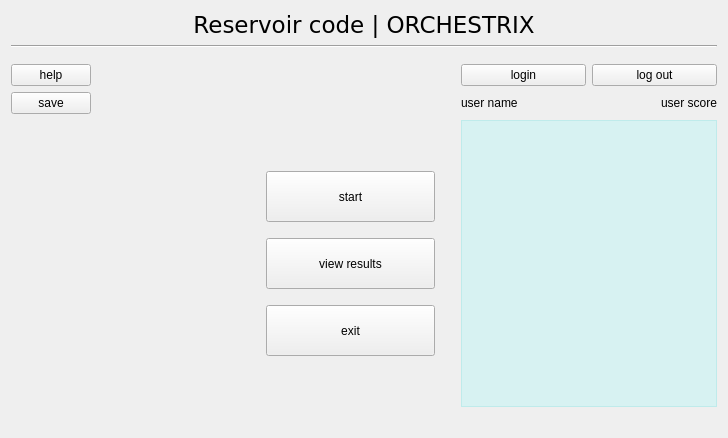
This is src/windows/uis/StartWindow.ui in ZulusK/orchestrix as Qt 5 draws it before an edit. The edited form follows.
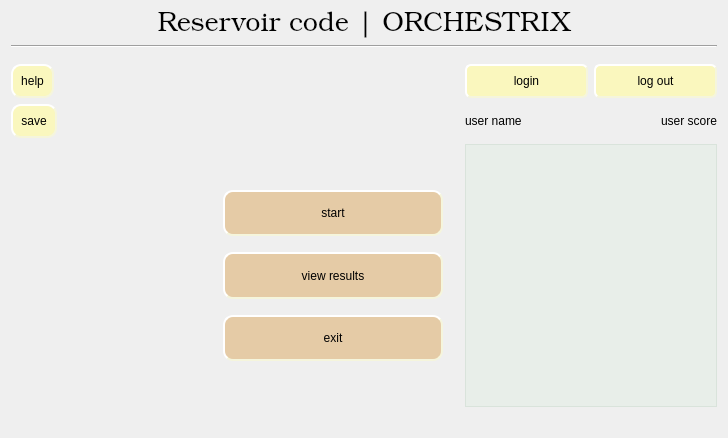
This is the edited form.

```diff
--- a/src/windows/uis/StartWindow.ui
+++ b/src/windows/uis/StartWindow.ui
@@ -33,6 +33,16 @@
             <verstretch>0</verstretch>
            </sizepolicy>
           </property>
+          <property name="styleSheet">
+           <string notr="true">background-color: rgb(250, 247, 190);
+ border-style: outset;
+ border-width: 2px;
+ border-radius: 10px;
+ border-color: beige;
+ min-width: 3em;
+ padding: 8px;
+font: 75 15pt &quot;URW Bookman L&quot;;</string>
+          </property>
           <property name="text">
            <string>help</string>
           </property>
@@ -66,10 +76,20 @@
             </property>
             <property name="minimumSize">
              <size>
-              <width>0</width>
+              <width>220</width>
               <height>40</height>
              </size>
             </property>
+            <property name="styleSheet">
+             <string notr="true">font: 75 15pt &quot;URW Bookman L&quot;;
+ background-color:rgb(229, 203, 166);
+ border-style: outset;
+ border-width: 2px;
+ border-radius: 10px;
+ border-color: beige;
+ min-width: 8em;
+ padding: 8px;</string>
+            </property>
             <property name="text">
              <string>start</string>
             </property>
@@ -101,10 +121,20 @@
             </property>
             <property name="minimumSize">
              <size>
-              <width>0</width>
+              <width>220</width>
               <height>40</height>
              </size>
             </property>
+            <property name="styleSheet">
+             <string notr="true">font: 75 15pt &quot;URW Bookman L&quot;;
+background-color: rgb(229, 203, 166);
+ border-style: outset;
+ border-width: 2px;
+ border-radius: 10px;
+ border-color: beige;
+ min-width: 8em;
+ padding: 8px;</string>
+            </property>
             <property name="text">
              <string>view results</string>
             </property>
@@ -136,10 +166,20 @@
             </property>
             <property name="minimumSize">
              <size>
-              <width>0</width>
+              <width>220</width>
               <height>40</height>
              </size>
             </property>
+            <property name="styleSheet">
+             <string notr="true">font: 75 15pt &quot;URW Bookman L&quot;;
+background-color: rgb(229, 203, 166);
+ border-style: outset;
+ border-width: 2px;
+ border-radius: 10px;
+ border-color: beige;
+ min-width: 8em;
+ padding: 8px;</string>
+            </property>
             <property name="text">
              <string>exit</string>
             </property>
@@ -173,6 +213,9 @@
               <verstretch>0</verstretch>
              </sizepolicy>
             </property>
+            <property name="styleSheet">
+             <string notr="true">font: 75 13pt &quot;URW Bookman L&quot;;</string>
+            </property>
             <property name="text">
              <string>user name</string>
             </property>
@@ -186,6 +229,9 @@
               <verstretch>0</verstretch>
              </sizepolicy>
             </property>
+            <property name="styleSheet">
+             <string notr="true">font: 75 13pt &quot;URW Bookman L&quot;;</string>
+            </property>
             <property name="text">
              <string>user score</string>
             </property>
@@ -209,6 +255,17 @@
               <verstretch>0</verstretch>
              </sizepolicy>
             </property>
+            <property name="styleSheet">
+             <string notr="true">font: 75 15pt &quot;URW Bookman L&quot;;
+background-color:  rgb(250, 247, 190);
+ border-style: outset;
+ border-width: 2px;
+ border-radius: 6px;
+ border-color: beige;
+ min-width: 3em;
+ padding: 8px;
+</string>
+            </property>
             <property name="text">
              <string>login</string>
             </property>
@@ -222,6 +279,16 @@
               <verstretch>0</verstretch>
              </sizepolicy>
             </property>
+            <property name="styleSheet">
+             <string notr="true">font: 75 15pt &quot;URW Bookman L&quot;;
+background-color: rgb(250, 247, 190);
+ border-style: outset;
+ border-width: 2px;
+ border-radius: 6px;
+ border-color: beige;
+ min-width: 3em;
+ padding: 8px;</string>
+            </property>
             <property name="text">
              <string>log out</string>
             </property>
@@ -251,7 +318,7 @@
            </sizepolicy>
           </property>
           <property name="styleSheet">
-           <string notr="true">background-color: rgba(85, 255, 255, 40);</string>
+           <string notr="true">background-color: rgba(201, 235, 206, 49)</string>
           </property>
          </widget>
         </item>
@@ -305,6 +372,16 @@
         </item>
         <item row="1" column="0">
          <widget class="QPushButton" name="saveBtn">
+          <property name="styleSheet">
+           <string notr="true">background-color: rgb(250, 247, 190);
+ border-style: outset;
+ border-width: 2px;
+ border-radius: 10px;
+ border-color: beige;
+ min-width: 3em;
+ padding: 8px;
+font: 75 15pt &quot;URW Bookman L&quot;;</string>
+          </property>
           <property name="text">
            <string>save</string>
           </property>
@@ -344,10 +421,16 @@
         </property>
         <property name="font">
          <font>
-          <family>DejaVu Sans</family>
-          <pointsize>17</pointsize>
+          <family>URW Bookman L</family>
+          <pointsize>20</pointsize>
+          <weight>9</weight>
+          <italic>false</italic>
+          <bold>false</bold>
          </font>
         </property>
+        <property name="styleSheet">
+         <string notr="true">font: 75 20pt &quot;URW Bookman L&quot;;</string>
+        </property>
         <property name="text">
          <string>Reservoir code | ORCHESTRIX</string>
         </property>
```
